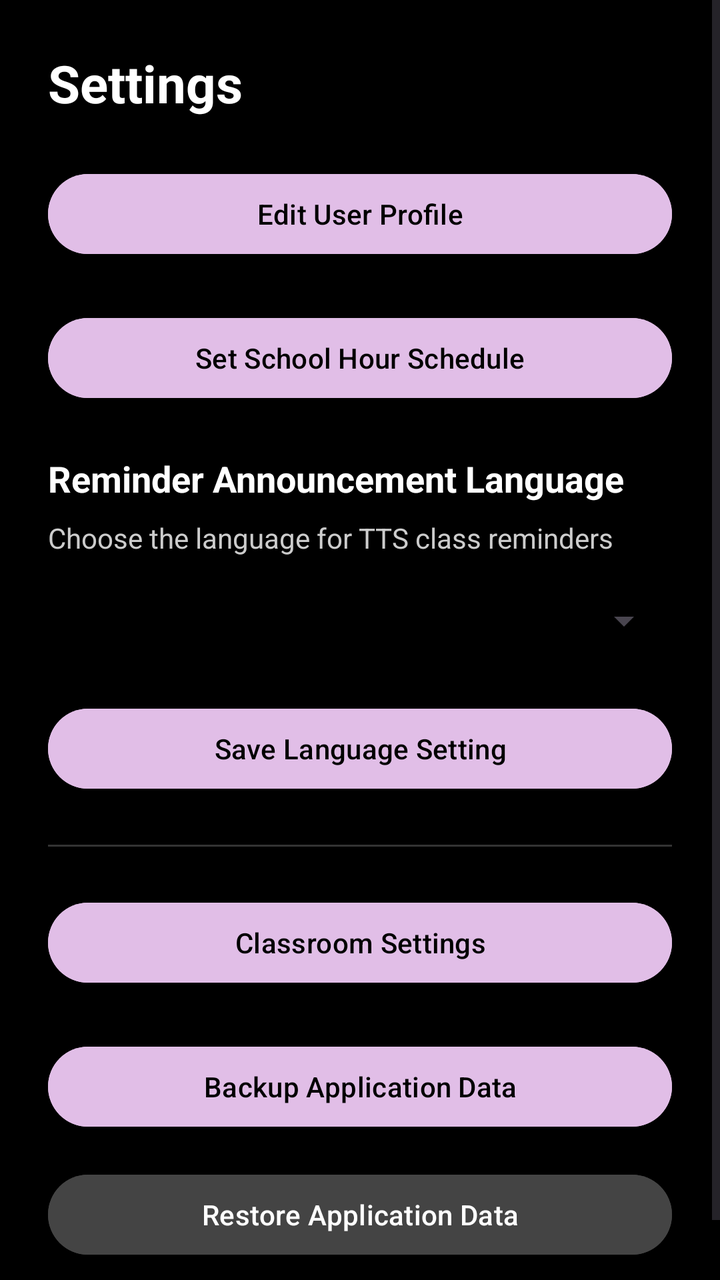
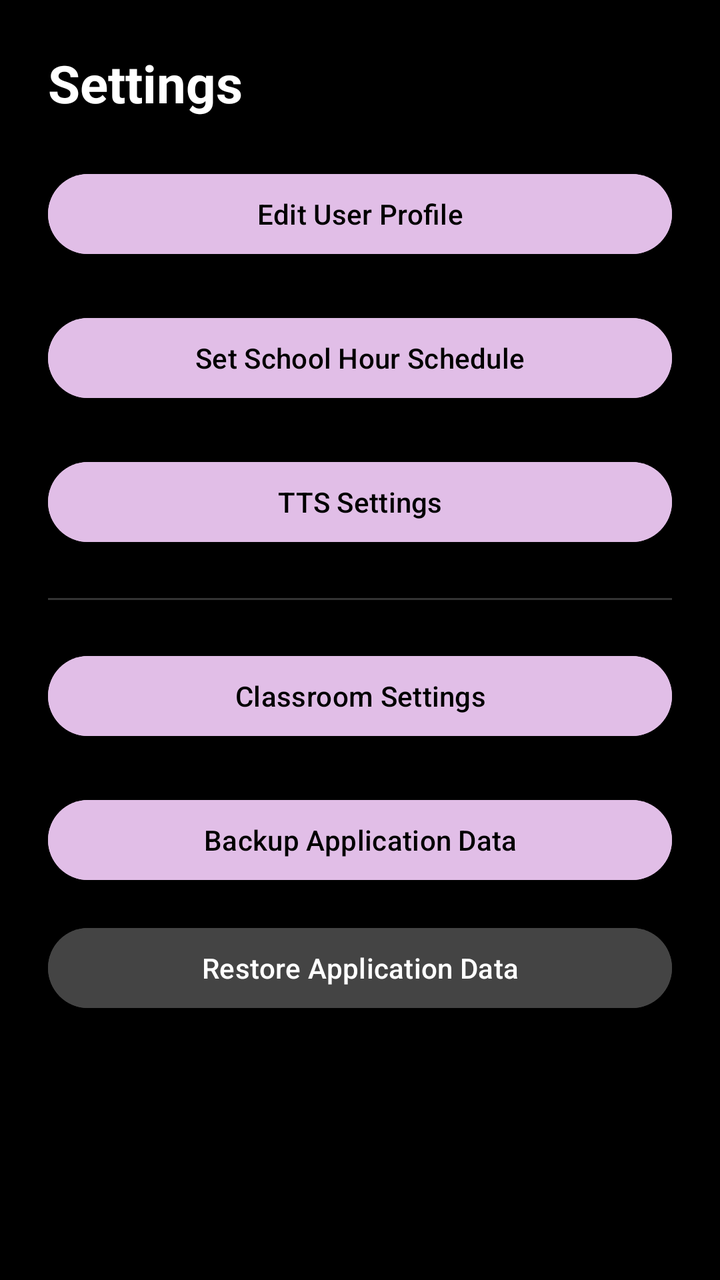

Screens rendered from an Android XML layout before and after an edit, with the pre-edit source and the edit as a unified diff.
<!-- AndroidManifest.xml: application theme Theme.VITeacherToolkit -->
<!-- res/layout/activity_settings.xml -->
<?xml version="1.0" encoding="utf-8"?>
<ScrollView xmlns:android="http://schemas.android.com/apk/res/android"
    android:layout_width="match_parent"
    android:layout_height="match_parent"
    android:fillViewport="true"
    android:isScrollContainer="true"
    android:importantForAccessibility="yes"
    android:background="#000000">

    <LinearLayout
        android:layout_width="match_parent"
        android:layout_height="wrap_content"
        android:orientation="vertical"
        android:padding="24dp">

        
        <TextView
            android:layout_width="match_parent"
            android:layout_height="wrap_content"
            android:text="Settings"
            android:textColor="#FFFFFF"
            android:textSize="26sp"
            android:textStyle="bold"
            android:layout_marginBottom="24dp"
            android:accessibilityHeading="true"
            android:importantForAccessibility="yes" />

        
        <Button
            android:id="@+id/btnEditProfile"
            android:layout_width="match_parent"
            android:layout_height="wrap_content"
            android:minHeight="48dp"
            android:text="Edit User Profile"
            android:textColor="#000000"
            android:backgroundTint="@color/lavender"
            android:contentDescription="Edit your profile details and security PIN"
            android:layout_marginBottom="24dp" />

        
        <Button
            android:id="@+id/btnSchoolHours"
            android:layout_width="match_parent"
            android:layout_height="wrap_content"
            android:minHeight="48dp"
            android:text="Set School Hour Schedule"
            android:textColor="#000000"
            android:backgroundTint="@color/lavender"
            android:contentDescription="Set up your school period timings"
            android:layout_marginBottom="24dp" />

        
        <TextView
            android:layout_width="match_parent"
            android:layout_height="wrap_content"
            android:text="Reminder Announcement Language"
            android:textColor="#FFFFFF"
            android:textSize="18sp"
            android:textStyle="bold"
            android:layout_marginBottom="8dp"
            android:importantForAccessibility="no" />

        
        <TextView
            android:layout_width="match_parent"
            android:layout_height="wrap_content"
            android:text="Choose the language for TTS class reminders"
            android:textColor="#CCCCCC"
            android:layout_marginBottom="8dp"
            android:importantForAccessibility="no" />

        
        <Spinner
            android:id="@+id/spinnerLanguage"
            android:layout_width="match_parent"
            android:layout_height="48dp"
            android:contentDescription="Reminder Announcement Language: Choose the language for TTS class reminders. Select reminder language, English or Malayalam."
            android:layout_marginBottom="16dp"
            android:importantForAccessibility="yes" />

        
        <Button
            android:id="@+id/btnSaveLanguage"
            android:layout_width="match_parent"
            android:layout_height="wrap_content"
            android:minHeight="48dp"
            android:text="Save Language Setting"
            android:textColor="#000000"
            android:backgroundTint="@color/lavender"
            android:contentDescription="Save the selected reminder language"
            android:layout_marginBottom="24dp" />

        
        <View
            android:layout_width="match_parent"
            android:layout_height="1dp"
            android:background="#333333"
            android:layout_marginBottom="24dp" />

        <Button
            android:id="@+id/btnClassroomSettings"
            android:layout_width="match_parent"
            android:layout_height="wrap_content"
            android:minHeight="48dp"
            android:text="Classroom Settings"
            android:textColor="#000000"
            android:backgroundTint="@color/lavender"
            android:contentDescription="Classroom Settings button. Configure class, division, and academic year. This is a feature for class teachers."
            android:layout_marginBottom="24dp" />

        
        <Button
            android:id="@+id/btnBackupData"
            android:layout_width="match_parent"
            android:layout_height="wrap_content"
            android:minHeight="48dp"
            android:text="Backup Application Data"
            android:textColor="#000000"
            android:backgroundTint="@color/lavender"
            android:contentDescription="Backup application data button. Exports all your notes, timetables, classes, and historical registers to a database file."
            android:layout_marginBottom="16dp" />

        
        <Button
            android:id="@+id/btnRestoreData"
            android:layout_width="match_parent"
            android:layout_height="wrap_content"
            android:minHeight="48dp"
            android:text="Restore Application Data"
            android:textColor="#FFFFFF"
            android:backgroundTint="#FF444444"
            android:contentDescription="Restore application data button. Imports database file to overwrite current app settings. Warning: This cannot be undone."
            android:layout_marginBottom="16dp" />
    </LinearLayout>
</ScrollView>
<!-- resources referenced by this layout -->
<resources>
  <color name="lavender">#FFE1BEE7</color>
  <style name="Theme.VITeacherToolkit" parent="Base.Theme.VITeacherToolkit" />
  <style name="Base.Theme.VITeacherToolkit" parent="Theme.Material3.DayNight.NoActionBar">
          
          
      </style>
</resources>

<!-- the commit's change to res/layout/activity_settings.xml (unified diff, before → after) -->
@@ -50,44 +50,15 @@
             android:layout_marginBottom="24dp" />
 
         
-        <TextView
-            android:layout_width="match_parent"
-            android:layout_height="wrap_content"
-            android:text="Reminder Announcement Language"
-            android:textColor="#FFFFFF"
-            android:textSize="18sp"
-            android:textStyle="bold"
-            android:layout_marginBottom="8dp"
-            android:importantForAccessibility="no" />
-
-        
-        <TextView
-            android:layout_width="match_parent"
-            android:layout_height="wrap_content"
-            android:text="Choose the language for TTS class reminders"
-            android:textColor="#CCCCCC"
-            android:layout_marginBottom="8dp"
-            android:importantForAccessibility="no" />
-
-        
-        <Spinner
-            android:id="@+id/spinnerLanguage"
-            android:layout_width="match_parent"
-            android:layout_height="48dp"
-            android:contentDescription="Reminder Announcement Language: Choose the language for TTS class reminders. Select reminder language, English or Malayalam."
-            android:layout_marginBottom="16dp"
-            android:importantForAccessibility="yes" />
-
-        
         <Button
-            android:id="@+id/btnSaveLanguage"
+            android:id="@+id/btnTtsSettings"
             android:layout_width="match_parent"
             android:layout_height="wrap_content"
             android:minHeight="48dp"
-            android:text="Save Language Setting"
+            android:text="TTS Settings"
             android:textColor="#000000"
             android:backgroundTint="@color/lavender"
-            android:contentDescription="Save the selected reminder language"
+            android:contentDescription="Text to speech settings button. Configure language, engine, speed, and volume of speech announcements."
             android:layout_marginBottom="24dp" />
 
         
<!-- resource entries referenced after the edit -->
@@ -4,7 +4,31 @@
   <style name="Theme.VITeacherToolkit" parent="Base.Theme.VITeacherToolkit" />
   <style name="Base.Theme.VITeacherToolkit" parent="Theme.Material3.DayNight.NoActionBar">
           
+          <item name="colorPrimary">@color/lavender</item>
+          <item name="colorOnPrimary">@color/black</item>
+  
           
+          <item name="android:spinnerStyle">@style/CustomSpinnerStyle</item>
+          <item name="android:spinnerItemStyle">@style/CustomSpinnerItemStyle</item>
+          <item name="android:spinnerDropDownItemStyle">@style/CustomSpinnerDropDownItemStyle</item>
+          <item name="spinnerDropDownItemStyle">@style/CustomSpinnerDropDownItemStyle</item>
       </style>
+  <color name="black">#FF000000</color>
+  <style name="CustomSpinnerStyle" parent="Widget.AppCompat.Spinner">
+          <item name="android:popupBackground">@color/grey_dark</item>
+      </style>
+  <style name="CustomSpinnerItemStyle" parent="Widget.AppCompat.TextView.SpinnerItem">
+          <item name="android:textColor">@color/white</item>
+          <item name="android:textSize">16sp</item>
+      </style>
+  <style name="CustomSpinnerDropDownItemStyle" parent="Widget.AppCompat.DropDownItem.Spinner">
+          <item name="android:textColor">@color/white</item>
+          <item name="android:background">@color/grey_dark</item>
+          <item name="android:checkMarkTint">@color/lavender</item>
+          <item name="android:textSize">16sp</item>
+          <item name="android:padding">12dp</item>
+      </style>
+  <color name="grey_dark">#FF333333</color>
+  <color name="white">#FFFFFFFF</color>
 </resources>
 
